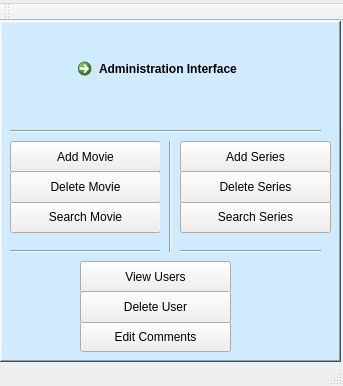
allanhaywood/CS441, file PlotTalk/Forms/adminpage.ui: the form before one commit.
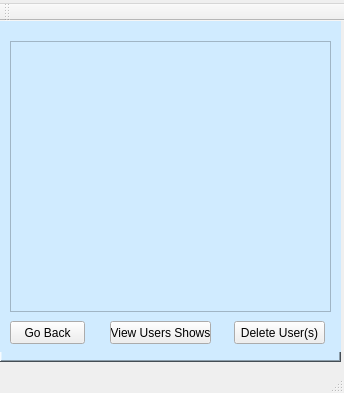
The form after the commit. Icons and pictures are not drawn.

Commit message: Created fields for different buttons, hid them and started working on functionality of the buttons (waiting on get all users functionality from DB manager)

```diff
--- a/PlotTalk/Forms/adminpage.ui
+++ b/PlotTalk/Forms/adminpage.ui
@@ -6,8 +6,8 @@
    <rect>
     <x>0</x>
     <y>0</y>
-    <width>343</width>
-    <height>386</height>
+    <width>344</width>
+    <height>393</height>
    </rect>
   </property>
   <property name="windowTitle">
@@ -266,6 +266,68 @@
       </size>
      </property>
     </widget>
+    <widget class="QStackedWidget" name="Options">
+     <property name="geometry">
+      <rect>
+       <x>0</x>
+       <y>0</y>
+       <width>341</width>
+       <height>331</height>
+      </rect>
+     </property>
+     <widget class="QWidget" name="page">
+      <widget class="QListWidget" name="UserList">
+       <property name="geometry">
+        <rect>
+         <x>10</x>
+         <y>20</y>
+         <width>321</width>
+         <height>271</height>
+        </rect>
+       </property>
+      </widget>
+      <widget class="QPushButton" name="GoBack">
+       <property name="geometry">
+        <rect>
+         <x>10</x>
+         <y>300</y>
+         <width>75</width>
+         <height>23</height>
+        </rect>
+       </property>
+       <property name="text">
+        <string>Go Back</string>
+       </property>
+      </widget>
+      <widget class="QPushButton" name="delUser">
+       <property name="geometry">
+        <rect>
+         <x>234</x>
+         <y>300</y>
+         <width>91</width>
+         <height>23</height>
+        </rect>
+       </property>
+       <property name="text">
+        <string>Delete User(s)</string>
+       </property>
+      </widget>
+      <widget class="QPushButton" name="ViewShows">
+       <property name="geometry">
+        <rect>
+         <x>110</x>
+         <y>300</y>
+         <width>101</width>
+         <height>23</height>
+        </rect>
+       </property>
+       <property name="text">
+        <string>View Users Shows</string>
+       </property>
+      </widget>
+     </widget>
+     <widget class="QWidget" name="page_2"/>
+    </widget>
    </widget>
   </widget>
   <widget class="QMenuBar" name="menuBar">
@@ -273,7 +335,7 @@
     <rect>
      <x>0</x>
      <y>0</y>
-     <width>343</width>
+     <width>344</width>
      <height>21</height>
     </rect>
    </property>
```
The commit also changes 3 other files.
